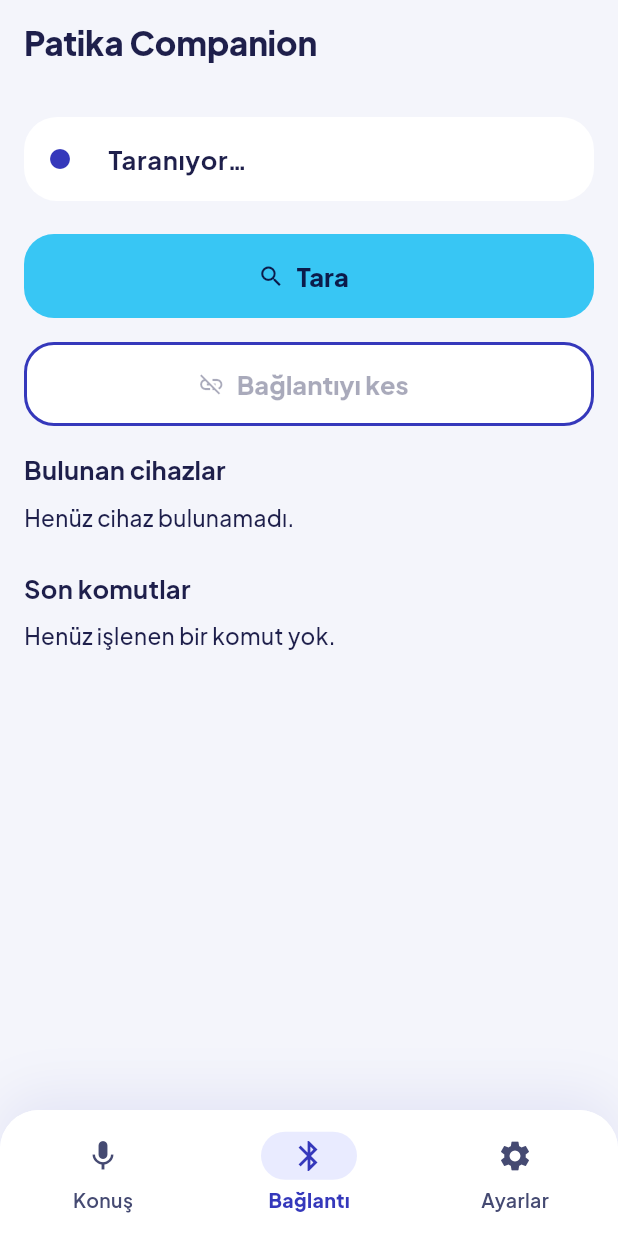
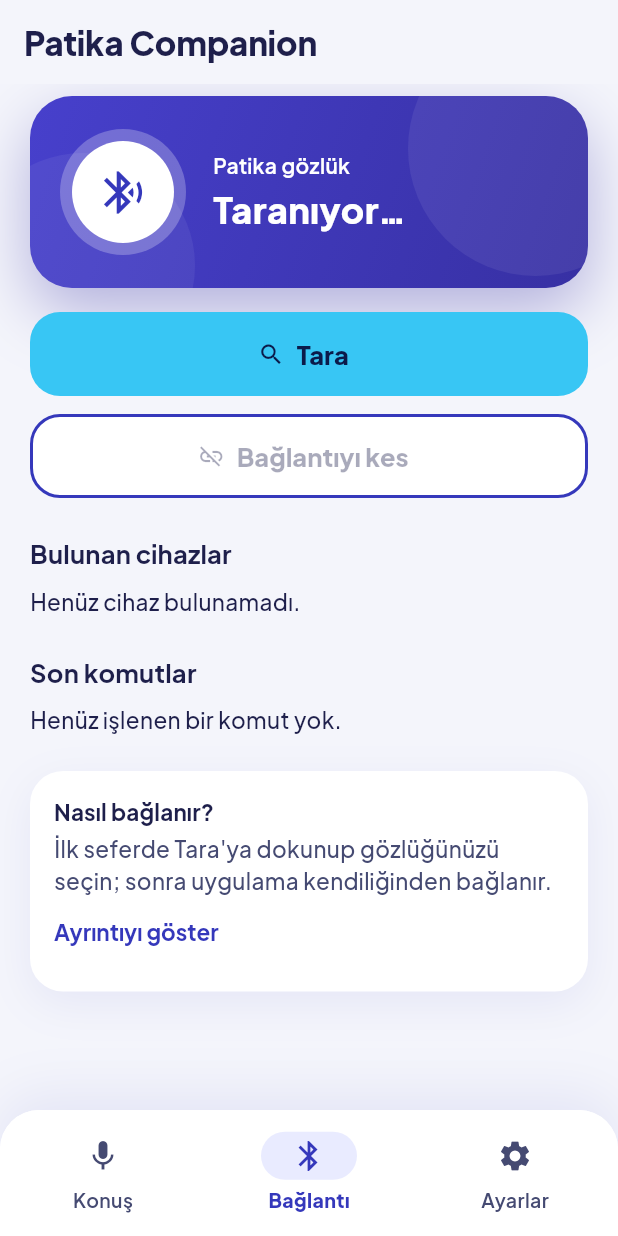
Before and after one commit to emrealmaa/patika-app, a Flutter app: the screen it shows after launch, item 2 of the bottom bar chosen, on a phone screen of 412 x 824 dp. Run offline on Flutter 3.47's test engine with Material 3 defaults, Android fonts, the phone set to English and light mode, and no system bars; our stand-ins replace audioplayers, flutter_contacts, flutter_tts, geolocator, package_info_plus, permission_handler and 3 more; missing offline and left inert: flutter_foreground_task, flutter_reactive_ble; statements that could not run were skipped.

Commit message:
feat(ui): Bağlantı ekranı (durum kartı, cihaz kartları, Nasıl bağlanır?)
- Gradyanlı durum kartı; TalkBack cümlesi değişmedi, tarama/bağlanma
  dalgası süs (ExcludeSemantics).
- Cihaz kartları: Bağlan düğmesi etiketi içinde, en az 56 dp; ham kimlik yok.
- Son komutlar ListeSatiri ile; "Nasıl bağlanır?" KisaOzetKart.

Co-Authored-By: Claude Sonnet 5 <noreply@anthropic.com>

```diff
--- a/lib/l10n/strings_tr.dart
+++ b/lib/l10n/strings_tr.dart
@@ -72,6 +72,18 @@ abstract final class Tr {
   static const stateConnecting = 'Bağlanıyor…';
   static const stateConnected = 'Bağlı';
   static String connectionStatus(String state) => 'Bağlantı durumu: $state';
+  static const connectionHeroCaption = 'Patika gözlük';
+
+  // "Nasıl bağlanır?" kartı (ekranda; sesli duyuru değil).
+  static const howToConnectTitle = 'Nasıl bağlanır?';
+  static const howToConnectSummary =
+      'İlk seferde Tara\'ya dokunup gözlüğünüzü seçin; sonra uygulama kendiliğinden bağlanır.';
+  static const howToConnectSteps = [
+    'Gözlüğü açın ve telefonun Bluetooth\'unun açık olduğundan emin olun.',
+    'Tara\'ya dokunun; bulunan cihazlarda gözlüğünüzün altındaki Bağlan\'a dokunun.',
+    'Bağlanınca ve bağlantı kopunca uygulama sesle haber verir.',
+    'Bir kez bağlandıktan sonra uygulama açılışta ve bağlantı koparsa kendiliğinden yeniden bağlanır.',
+  ];
   static const cannotReachGlasses = 'Gözlüğe bağlanılamıyor, denemeye devam ediyorum';
   static String batteryVisual(int percent) => 'Gözlük pili: %$percent';
   static String batterySpoken(int percent) => 'gözlük pili yüzde $percent';
--- a/lib/screens/connection_screen.dart
+++ b/lib/screens/connection_screen.dart
@@ -6,9 +6,12 @@ import '../ble/patika_ble_service.dart';
 import '../commands/log_entry.dart';
 import '../l10n/strings_tr.dart';
 import '../theme/app_theme.dart';
+import '../widgets/kisa_ozet_kart.dart';
+import '../widgets/liste_satiri.dart';
+import '../widgets/patika_card.dart';
 
-/// Bağlantı durumu ekranı: gerçek/simülasyon mod seçimi, tarama, cihaza
-/// bağlanma ve son işlenen komutların (her iki mod için de) kısa geçmişi.
+/// Bağlantı durumu ekranı: tarama, cihaza bağlanma ve son işlenen
+/// komutların kısa geçmişi.
 ///
 /// Erişilebilirlik-öncelikli tasarım kurallarına göre yazıldı (bkz.
 /// patika_app/TODO.md "Erişilebilirlik" geçmişi): tek sütun/doğrusal
@@ -22,21 +25,27 @@ class ConnectionScreen extends StatelessWidget {
 
   @override
   Widget build(BuildContext context) {
+    final text = Theme.of(context).textTheme;
     return ListView(
-      padding: const EdgeInsets.all(16),
+      padding: const EdgeInsets.fromLTRB(
+        PatikaTokens.screenPadding,
+        PatikaTokens.gapSmall,
+        PatikaTokens.screenPadding,
+        PatikaTokens.gap,
+      ),
       children: [
         _StatusCard(
           connectionState: state.connectionState,
           battery: state.glassesBattery,
         ),
-        const SizedBox(height: 16),
+        const SizedBox(height: PatikaTokens.gap),
         // Tek sütun/doğrusal düzen: butonlar yan yana (Row) değil alt alta.
         ElevatedButton.icon(
           onPressed: () => state.startScan(),
           icon: const Icon(Icons.search),
           label: const Text(Tr.scan),
         ),
-        const SizedBox(height: 16),
+        const SizedBox(height: 12),
         OutlinedButton.icon(
           onPressed: state.connectionState == BleConnectionState.connected
               ? () => state.disconnect()
@@ -44,27 +53,54 @@ class ConnectionScreen extends StatelessWidget {
           icon: const Icon(Icons.link_off),
           label: const Text(Tr.disconnect),
         ),
-        const SizedBox(height: 16),
-        Semantics(
+        const SizedBox(height: 24),
+        _SectionHeader(Tr.foundDevices),
+        if (state.devices.isEmpty)
+          Text(Tr.noDevices, style: text.bodyMedium)
+        else
+          for (final d in state.devices)
+            Padding(
+              padding: const EdgeInsets.only(bottom: 12),
+              child: _DeviceCard(device: d, onConnect: () => state.connect(d.id)),
+            ),
+        const SizedBox(height: 24),
+        _SectionHeader(Tr.recentCommands),
+        if (state.log.isEmpty)
+          Text(Tr.noCommands, style: text.bodyMedium)
+        else
+          PatikaCard(
+            padding: const EdgeInsets.symmetric(horizontal: PatikaTokens.gap, vertical: 4),
+            child: Column(
+              children: [
+                for (final (i, e) in state.log.take(10).indexed)
+                  _LogTile(entry: e, divider: i < state.log.take(10).length - 1),
+              ],
+            ),
+          ),
+        const SizedBox(height: 24),
+        const KisaOzetKart(
+          title: Tr.howToConnectTitle,
+          summary: Tr.howToConnectSummary,
+          details: Tr.howToConnectSteps,
+        ),
+      ],
+    );
+  }
+}
+
+class _SectionHeader extends StatelessWidget {
+  final String text;
+
+  const _SectionHeader(this.text);
+
+  @override
+  Widget build(BuildContext context) {
+    return Padding(
+      padding: const EdgeInsets.only(bottom: PatikaTokens.gapSmall),
+      child: Semantics(
         header: true,
-          child: Text(Tr.foundDevices, style: Theme.of(context).textTheme.titleMedium),
+        child: Text(text, style: Theme.of(context).textTheme.titleMedium),
       ),
-        const SizedBox(height: 8),
-        if (state.devices.isEmpty)
-          const Text(Tr.noDevices)
-        else
-          ...state.devices.map((d) => _DeviceCard(device: d, onConnect: () => state.connect(d.id))),
-        const SizedBox(height: 24),
-        Semantics(
-          header: true,
-          child: Text(Tr.recentCommands, style: Theme.of(context).textTheme.titleMedium),
-        ),
-        const SizedBox(height: 8),
-        if (state.log.isEmpty)
-          const Text(Tr.noCommands)
-        else
-          ...state.log.take(10).map((e) => _LogTile(entry: e)),
-      ],
     );
   }
 }
@@ -77,24 +113,27 @@ class _DeviceCard extends StatelessWidget {
 
   @override
   Widget build(BuildContext context) {
-    return Card(
-      child: Padding(
-        padding: const EdgeInsets.all(12),
+    return PatikaCard(
       child: Column(
-          crossAxisAlignment: CrossAxisAlignment.start,
+        crossAxisAlignment: CrossAxisAlignment.stretch,
         children: [
           Row(
             children: [
-                const ExcludeSemantics(child: Icon(Icons.bluetooth)),
-                const SizedBox(width: 8),
+              ExcludeSemantics(
+                child: Container(
+                  width: 40,
+                  height: 40,
+                  decoration: BoxDecoration(
+                    color: PatikaTokens.primarySoft,
+                    borderRadius: BorderRadius.circular(PatikaTokens.radiusIconBox),
+                  ),
+                  child: const Icon(Icons.bluetooth, color: PatikaTokens.primary),
+                ),
+              ),
+              const SizedBox(width: 12),
+              // Ham cihaz kimliği (MAC/UUID) kullanıcıya gösterilmez.
               Expanded(
-                  child: Column(
-                    crossAxisAlignment: CrossAxisAlignment.start,
-                    // Ham cihaz kimliği (MAC/UUID) kullanıcıya gösterilmez.
-                    children: [
-                      Text(device.name, style: const TextStyle(fontWeight: FontWeight.bold)),
-                    ],
-                  ),
+                child: Text(device.name, style: Theme.of(context).textTheme.titleSmall),
               ),
             ],
           ),
@@ -102,7 +141,7 @@ class _DeviceCard extends StatelessWidget {
           // Etiket butonun İÇİNDE: dışarıdan excludeSemantics ile sarmak
           // butonun dokunma eylemini de siler, TalkBack'te çift dokunuş
           // hiçbir şey yapmaz.
-            ElevatedButton(
+          FilledButton(
             onPressed: onConnect,
             child: Semantics(
               label: Tr.connectTo(device.name),
@@ -112,44 +151,39 @@ class _DeviceCard extends StatelessWidget {
           ),
         ],
       ),
-      ),
     );
   }
 }
 
-/// Log satırının görsel düzeni (ikon + başlık + alt yazı, `ListTile` içinde)
-/// bilinçli olarak korundu - TalkBack zaten lineer okuyor, yan yana rakip
-/// kontrol değil sıralı bilgi. Buradaki tek değişiklik: ikon+renk artık TEK
-/// BAŞINA "başarılı/başarısız" anlamı taşımıyor - tüm satır tek, açık bir
-/// Semantics etiketine sarılı, ikon dekoratif kabul edilip gizlendi.
+/// Log satırı: ikon + başlık + alt yazı. İkon ve renk TEK BAŞINA
+/// "başarılı/başarısız" anlamı taşımıyor - alt yazıda "Başarılı/Başarısız"
+/// yazıyor ve tüm satır tek, açık bir Semantics etiketiyle okunuyor; ikon
+/// süs.
 class _LogTile extends StatelessWidget {
   final LogEntry entry;
+  final bool divider;
 
-  const _LogTile({required this.entry});
+  const _LogTile({required this.entry, required this.divider});
 
   @override
   Widget build(BuildContext context) {
     final ok = entry.result.success;
     final baslik = '${Tr.commandName(entry.intent.name)}${entry.entity != null ? " (${entry.entity})" : ""}';
 
-    return Semantics(
-      label: Tr.logEntryLabel(baslik, ok, entry.result.message),
-      excludeSemantics: true,
-      child: ListTile(
-        dense: true,
-        leading: ExcludeSemantics(
-          child: Icon(
-            ok ? Icons.check_circle : Icons.error_outline,
-            color: ok ? PatikaTokens.successDot : PatikaTokens.sos,
-          ),
-        ),
-        title: Text(baslik),
-        subtitle: Text('${ok ? Tr.success : Tr.failure}: ${entry.result.message}'),
-      ),
+    return ListeSatiri(
+      icon: ok ? Icons.check_circle_outline : Icons.error_outline,
+      danger: !ok,
+      title: baslik,
+      subtitle: '${ok ? Tr.success : Tr.failure}: ${entry.result.message}',
+      semanticLabel: Tr.logEntryLabel(baslik, ok, entry.result.message),
+      divider: divider,
     );
   }
 }
 
+/// Gradyanlı durum kartı. TalkBack tek cümle okur ("Bağlantı durumu: Bağlı,
+/// gözlük pili yüzde 80"); ikon ve halkalar süs. Durum her zaman yazıyla
+/// verilir, ikon yalnızca yardımcı işaret.
 class _StatusCard extends StatelessWidget {
   final BleConnectionState connectionState;
   final int? battery;
@@ -158,12 +192,14 @@ class _StatusCard extends StatelessWidget {
 
   @override
   Widget build(BuildContext context) {
-    final (label, color) = switch (connectionState) {
-      BleConnectionState.disconnected => (Tr.stateDisconnected, PatikaTokens.neutralDot),
-      BleConnectionState.scanning => (Tr.stateScanning, PatikaTokens.primary),
-      BleConnectionState.connecting => (Tr.stateConnecting, PatikaTokens.primary),
-      BleConnectionState.connected => (Tr.stateConnected, PatikaTokens.successDot),
+    final (label, icon) = switch (connectionState) {
+      BleConnectionState.disconnected => (Tr.stateDisconnected, Icons.bluetooth_disabled),
+      BleConnectionState.scanning => (Tr.stateScanning, Icons.bluetooth_searching),
+      BleConnectionState.connecting => (Tr.stateConnecting, Icons.bluetooth_searching),
+      BleConnectionState.connected => (Tr.stateConnected, Icons.bluetooth_connected),
     };
+    final searching = connectionState == BleConnectionState.scanning ||
+        connectionState == BleConnectionState.connecting;
 
     final battery = this.battery;
     // Ekranda "%80", TalkBack'te "yüzde 80" (okunuşu net olsun).
@@ -172,21 +208,88 @@ class _StatusCard extends StatelessWidget {
         : '${Tr.connectionStatus(label)}, ${Tr.batterySpoken(battery)}';
 
     return Semantics(
+      container: true,
       label: spoken,
       excludeSemantics: true,
-      child: Card(
-        child: ListTile(
-          leading: ExcludeSemantics(child: Icon(Icons.circle, color: color, size: 16)),
-          // Durum HER ZAMAN yüksek kontrastlı (AAA) metinle yazılıyor -
-          // renk (yukarıdaki nokta) sadece yardımcı/dekoratif işaret,
-          // hiçbir zaman tek başına anlam taşımıyor (bkz. PatikaTokens).
-          title: Text(
+      child: PatikaCard.hero(
+        child: DefaultTextStyle.merge(
+          style: const TextStyle(color: PatikaTokens.onHero),
+          child: Row(
+            children: [
+              _SignalIcon(icon: icon, searching: searching),
+              const SizedBox(width: 18),
+              Expanded(
+                child: Column(
+                  crossAxisAlignment: CrossAxisAlignment.start,
+                  children: [
+                    const Text(
+                      Tr.connectionHeroCaption,
+                      style: TextStyle(fontSize: 14, fontWeight: FontWeight.w600),
+                    ),
+                    const SizedBox(height: 2),
+                    Text(
                       label,
-            style: const TextStyle(color: PatikaTokens.textPrimary, fontWeight: FontWeight.bold),
+                      style: const TextStyle(fontSize: 24, fontWeight: FontWeight.w800),
                     ),
-          subtitle: battery == null ? null : Text(Tr.batteryVisual(battery)),
+                    if (battery != null) ...[
+                      const SizedBox(height: 4),
+                      Text(
+                        Tr.batteryVisual(battery),
+                        style: const TextStyle(fontSize: 15, fontWeight: FontWeight.w600),
+                      ),
+                    ],
+                  ],
+                ),
+              ),
+            ],
+          ),
         ),
       ),
     );
   }
 }
+
+/// Durum kartındaki beyaz daire ve (tarama/bağlanma sürerken) çevresindeki
+/// dalga halkaları. Tamamı süs.
+class _SignalIcon extends StatelessWidget {
+  static const size = 84.0;
+
+  final IconData icon;
+  final bool searching;
+
+  const _SignalIcon({required this.icon, required this.searching});
+
+  @override
+  Widget build(BuildContext context) {
+    return ExcludeSemantics(
+      child: SizedBox(
+        width: size,
+        height: size,
+        child: Stack(
+          alignment: Alignment.center,
+          children: [
+            if (searching)
+              Container(
+                key: const ValueKey('baglanti-dalgalari'),
+                width: size,
+                height: size,
+                decoration: BoxDecoration(
+                  shape: BoxShape.circle,
+                  color: PatikaTokens.onHero.withValues(alpha: 0.25),
+                ),
+              ),
+            Container(
+              width: 68,
+              height: 68,
+              decoration: const BoxDecoration(
+                color: PatikaTokens.onHero,
+                shape: BoxShape.circle,
+              ),
+              child: Icon(icon, size: 34, color: PatikaTokens.primary),
+            ),
+          ],
+        ),
+      ),
+    );
+  }
+}
```
Also changed, not shown: 1 other file. Lines whose indentation alone changed are shown as unchanged.
